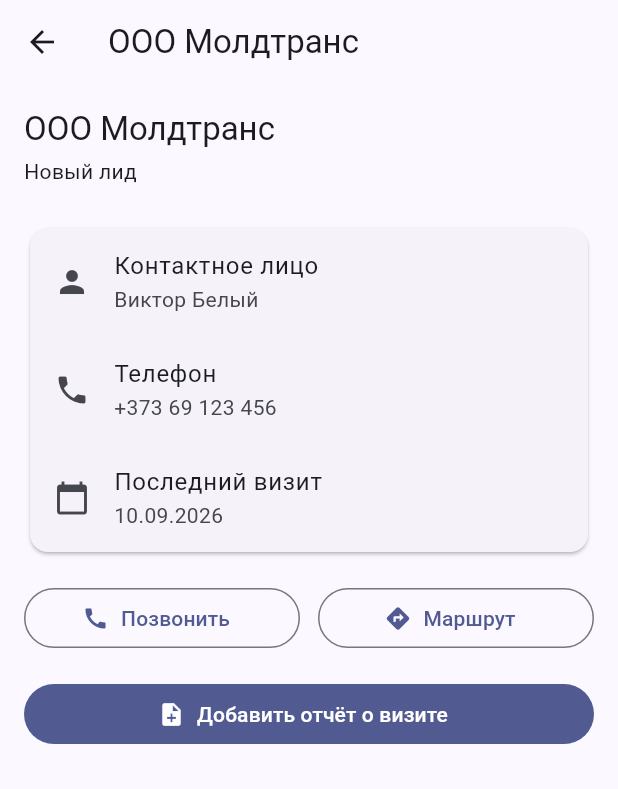
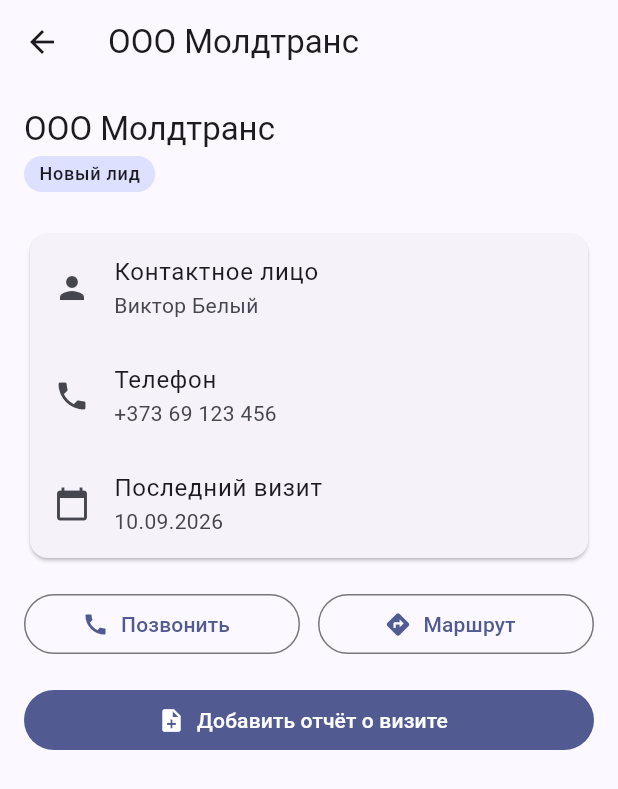
Before and after one commit to dzyoo34/Android-Project, a Flutter app: the ClientListScreen screen opened directly, after a tap on "ООО Молдтранс", on a phone screen of 412 x 824 dp. Shown: the top 789 px of the screen. Run offline on Flutter 3.47's test engine with Material 3 defaults, Android fonts, the phone set to English and light mode, and no system bars.

Commit message:
реализован виджет со статусом проектов status_badge

```diff
--- a/lib/screens/client_detail_screen.dart
+++ b/lib/screens/client_detail_screen.dart
@@ -1,6 +1,7 @@
 import 'package:flutter/material.dart';
 import '../data/mock_data.dart';
 import 'create_note_screen.dart';
+import '../widgets/status_badge.dart';
 
 class ClientDetailScreen extends StatelessWidget {
   final Client client;
@@ -21,7 +22,7 @@ class ClientDetailScreen extends StatelessWidget {
               style: Theme.of(context).textTheme.titleLarge,
             ),
             const SizedBox(height: 4),
-            Text(client.stage),
+            StatusBadge(stage: client.stage),
             const SizedBox(height: 24),
             Card(
               child: Column(
--- a/lib/widgets/client-card.dart
+++ b/lib/widgets/client-card.dart
@@ -1,5 +1,6 @@
 import 'package:flutter/material.dart';
 import '../data/mock_data.dart';
+import 'status_badge.dart';
 
 class ClientCard extends StatelessWidget {
   final Client client;
@@ -12,7 +13,7 @@ class ClientCard extends StatelessWidget {
       child: ListTile(
         title: Text(client.name),
         subtitle: Text('${client.contactPerson} · ${client.phone}'),
-        trailing: Text(client.stage),
+        trailing: StatusBadge(stage: client.stage),
       ),
     );
   }
--- /dev/null
+++ b/lib/widgets/status_badge.dart
@@ -0,0 +1,22 @@
+import 'package:flutter/material.dart';
+
+class StatusBadge extends StatelessWidget {
+  final String stage;
+
+  const StatusBadge({super.key, required this.stage});
+
+  @override
+  Widget build(BuildContext context) {
+    return Container(
+      padding: const EdgeInsets.symmetric(horizontal: 10, vertical: 4),
+      decoration: BoxDecoration(
+        color: Theme.of(context).colorScheme.primaryContainer,
+        borderRadius: BorderRadius.circular(12),
+      ),
+      child: Text(
+        stage,
+        style: Theme.of(context).textTheme.labelMedium,
+      ),
+    );
+  }
+}
```
